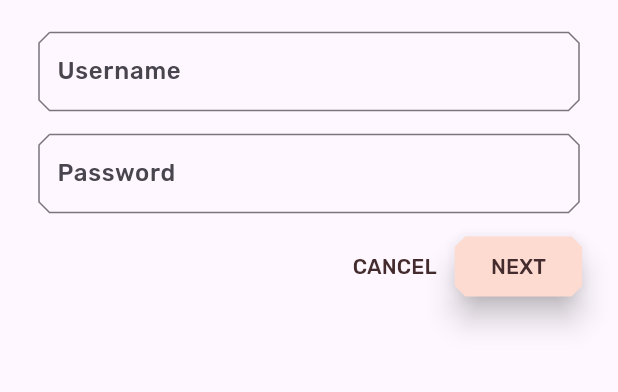
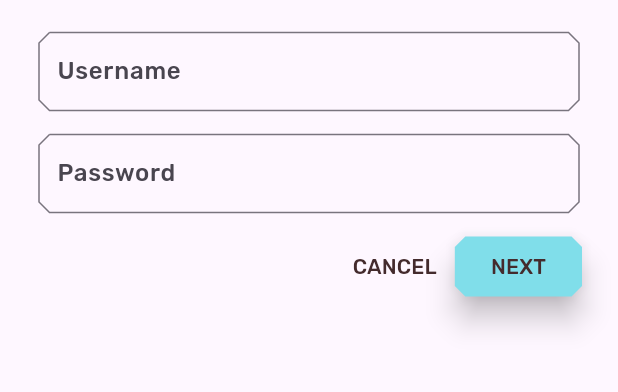
Before and after one commit to Nandes012/Vispro_MCD_Week3, a Flutter app: the screen it shows after launch, on a phone screen of 412 x 824 dp, the part 455-847 px from its top. Run offline on Flutter 3.47's test engine with Material 3 defaults, Android fonts, the phone set to English and light mode, and no system bars.

Commit message:
Changing Front and Back Layer Color

```diff
--- a/mdc_100_series/lib/app.dart
+++ b/mdc_100_series/lib/app.dart
@@ -77,7 +77,7 @@ ThemeData _buildShrineTheme() {
   final ThemeData base = ThemeData.light(useMaterial3: true);
   return base.copyWith(
     colorScheme: base.colorScheme.copyWith(
-      primary: kShrinePink100,
+      primary: kShrineCyan200,
       onPrimary: kShrineBrown900,
       secondary: kShrineBrown900,
       error: kShrineErrorRed,
@@ -85,11 +85,11 @@ ThemeData _buildShrineTheme() {
     // TODO: Add the text themes (103)
     textTheme: _buildShrineTextTheme(base.textTheme),
   textSelectionTheme: const TextSelectionThemeData(
-  selectionColor: kShrinePink100,
+  selectionColor: kShrineCyan200,
 ),
       appBarTheme: const AppBarTheme(
       foregroundColor: kShrineBrown900,
-      backgroundColor: kShrinePink100,
+      backgroundColor: kShrineCyan200,
     ),
     // TODO: Decorate the inputs (103)
         inputDecorationTheme: const InputDecorationTheme(
--- a/mdc_100_series/lib/category_menu_page.dart
+++ b/mdc_100_series/lib/category_menu_page.dart
@@ -34,7 +34,7 @@ class CategoryMenuPage extends StatelessWidget {
               Container(
                 width: 70.0,
                 height: 2.0,
-                color: kShrinePink400,
+                color: kShrineCyan200,
               ),
             ],
           )
@@ -56,7 +56,7 @@ class CategoryMenuPage extends StatelessWidget {
     return Center(
       child: Container(
         padding: const EdgeInsets.only(top: 40.0),
-        color: kShrinePink100,
+        color: kShrineCyan200,
         child: ListView(
           children: _categories
             .map((Category c) => _buildCategory(c, context))
--- a/mdc_100_series/lib/colors.dart
+++ b/mdc_100_series/lib/colors.dart
@@ -6,6 +6,7 @@ const kShrinePink300 = Color(0xFFFBB8AC);
 const kShrinePink400 = Color(0xFFEAA4A4);
 
 const kShrineBrown900 = Color(0xFF442B2D);
+const kShrineCyan200 = Color (0XFF80DEEA);
 
 const kShrineErrorRed = Color(0xFFC5032B);
 
--- a/mdc_100_series/lib/login.dart
+++ b/mdc_100_series/lib/login.dart
@@ -101,7 +101,7 @@ class _LoginPageState extends State<LoginPage> {
       },
         style: ElevatedButton.styleFrom(
     foregroundColor: kShrineBrown900,
-    backgroundColor: kShrinePink100,
+    backgroundColor: kShrineCyan200,
     elevation: 8.0,
     shape: const BeveledRectangleBorder(
       borderRadius: BorderRadius.all(Radius.circular(7.0)),
```
